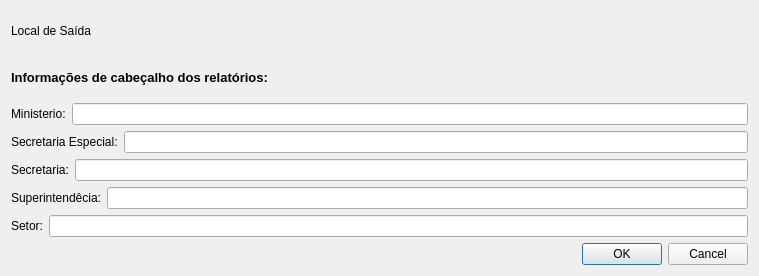
First picture: the form in screens/report_generator.ui, repository spuhub/prisma, before the edit.
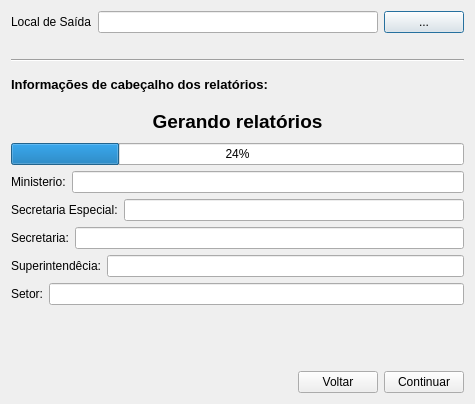
Second picture: the form after the edit. Custom widgets are drawn as their Qt base class.

Commit message: Sobreposição com área selecionada, janela para gerar Relatórios

```diff
--- a/screens/report_generator.ui
+++ b/screens/report_generator.ui
@@ -6,8 +6,8 @@
    <rect>
     <x>0</x>
     <y>0</y>
-    <width>759</width>
-    <height>276</height>
+    <width>475</width>
+    <height>404</height>
    </rect>
   </property>
   <property name="windowTitle">
@@ -24,10 +24,37 @@
       </widget>
      </item>
      <item>
-      <widget class="QgsFileWidget" name="localDeSaida"/>
+      <widget class="QLineEdit" name="line_output"/>
+     </item>
+     <item>
+      <widget class="QPushButton" name="btn_output">
+       <property name="text">
+        <string>...</string>
+       </property>
+      </widget>
      </item>
     </layout>
    </item>
+   <item>
+    <spacer name="horizontalSpacer_2">
+     <property name="orientation">
+      <enum>Qt::Horizontal</enum>
+     </property>
+     <property name="sizeHint" stdset="0">
+      <size>
+       <width>40</width>
+       <height>20</height>
+      </size>
+     </property>
+    </spacer>
+   </item>
+   <item>
+    <widget class="Line" name="line">
+     <property name="orientation">
+      <enum>Qt::Horizontal</enum>
+     </property>
+    </widget>
+   </item>
    <item>
     <widget class="QLabel" name="label_6">
      <property name="font">
@@ -45,6 +72,33 @@
      </property>
     </widget>
    </item>
+   <item>
+    <widget class="QLabel" name="label_process">
+     <property name="enabled">
+      <bool>true</bool>
+     </property>
+     <property name="font">
+      <font>
+       <pointsize>14</pointsize>
+       <weight>75</weight>
+       <bold>true</bold>
+      </font>
+     </property>
+     <property name="text">
+      <string>Gerando relatórios</string>
+     </property>
+     <property name="alignment">
+      <set>Qt::AlignCenter</set>
+     </property>
+    </widget>
+   </item>
+   <item>
+    <widget class="QProgressBar" name="progress_bar">
+     <property name="value">
+      <number>24</number>
+     </property>
+    </widget>
+   </item>
    <item>
     <layout class="QVBoxLayout" name="verticalLayout">
      <item>
@@ -117,24 +171,80 @@
        </item>
       </layout>
      </item>
+     <item>
+      <spacer name="horizontalSpacer">
+       <property name="orientation">
+        <enum>Qt::Horizontal</enum>
+       </property>
+       <property name="sizeHint" stdset="0">
+        <size>
+         <width>40</width>
+         <height>20</height>
+        </size>
+       </property>
+      </spacer>
+     </item>
+     <item>
+      <spacer name="horizontalSpacer_5">
+       <property name="orientation">
+        <enum>Qt::Horizontal</enum>
+       </property>
+       <property name="sizeHint" stdset="0">
+        <size>
+         <width>40</width>
+         <height>20</height>
+        </size>
+       </property>
+      </spacer>
+     </item>
+     <item>
+      <spacer name="horizontalSpacer_4">
+       <property name="orientation">
+        <enum>Qt::Horizontal</enum>
+       </property>
+       <property name="sizeHint" stdset="0">
+        <size>
+         <width>40</width>
+         <height>20</height>
+        </size>
+       </property>
+      </spacer>
+     </item>
     </layout>
    </item>
    <item>
-    <widget class="QDialogButtonBox" name="buttonBox">
-     <property name="standardButtons">
-      <set>QDialogButtonBox::Cancel|QDialogButtonBox::Ok</set>
-     </property>
-    </widget>
+    <layout class="QHBoxLayout" name="horizontalLayout_7">
+     <item>
+      <spacer name="horizontalSpacer_3">
+       <property name="orientation">
+        <enum>Qt::Horizontal</enum>
+       </property>
+       <property name="sizeHint" stdset="0">
+        <size>
+         <width>40</width>
+         <height>20</height>
+        </size>
+       </property>
+      </spacer>
+     </item>
+     <item>
+      <widget class="QPushButton" name="btn_voltar">
+       <property name="text">
+        <string>Voltar</string>
+       </property>
+      </widget>
+     </item>
+     <item>
+      <widget class="QPushButton" name="btn_continuar">
+       <property name="text">
+        <string>Continuar</string>
+       </property>
+      </widget>
+     </item>
+    </layout>
    </item>
   </layout>
  </widget>
- <customwidgets>
-  <customwidget>
-   <class>QgsFileWidget</class>
-   <extends>QWidget</extends>
-   <header>qgsfilewidget.h</header>
-  </customwidget>
- </customwidgets>
  <resources/>
  <connections/>
 </ui>
```
The commit also changes 13 other files.
